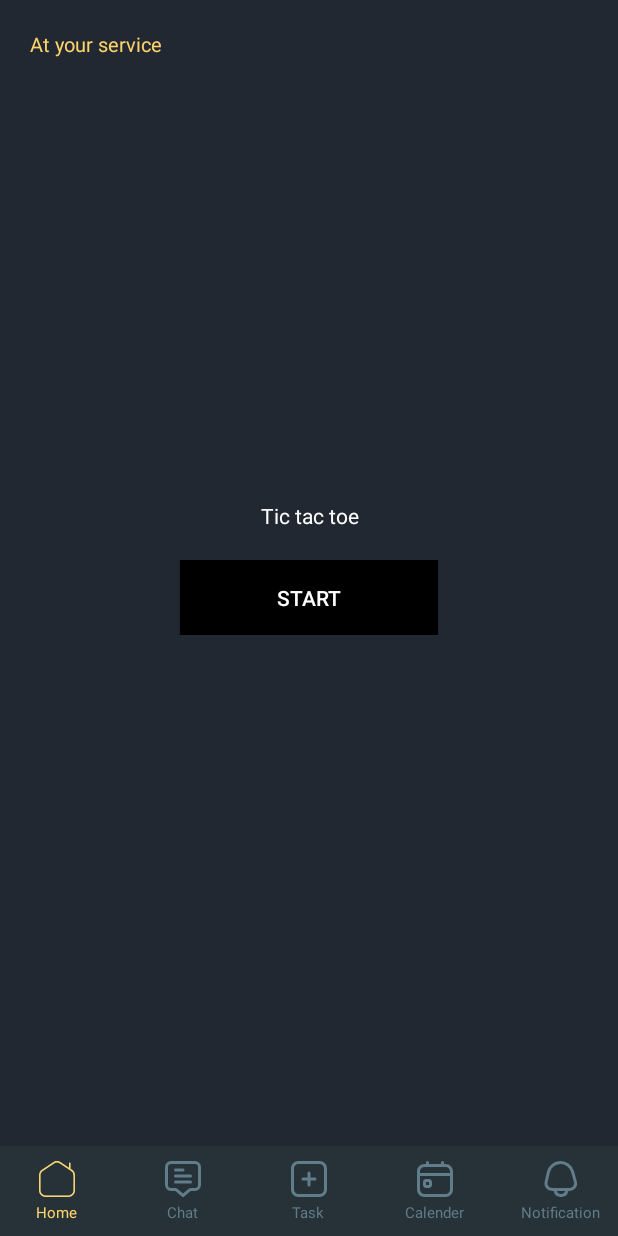
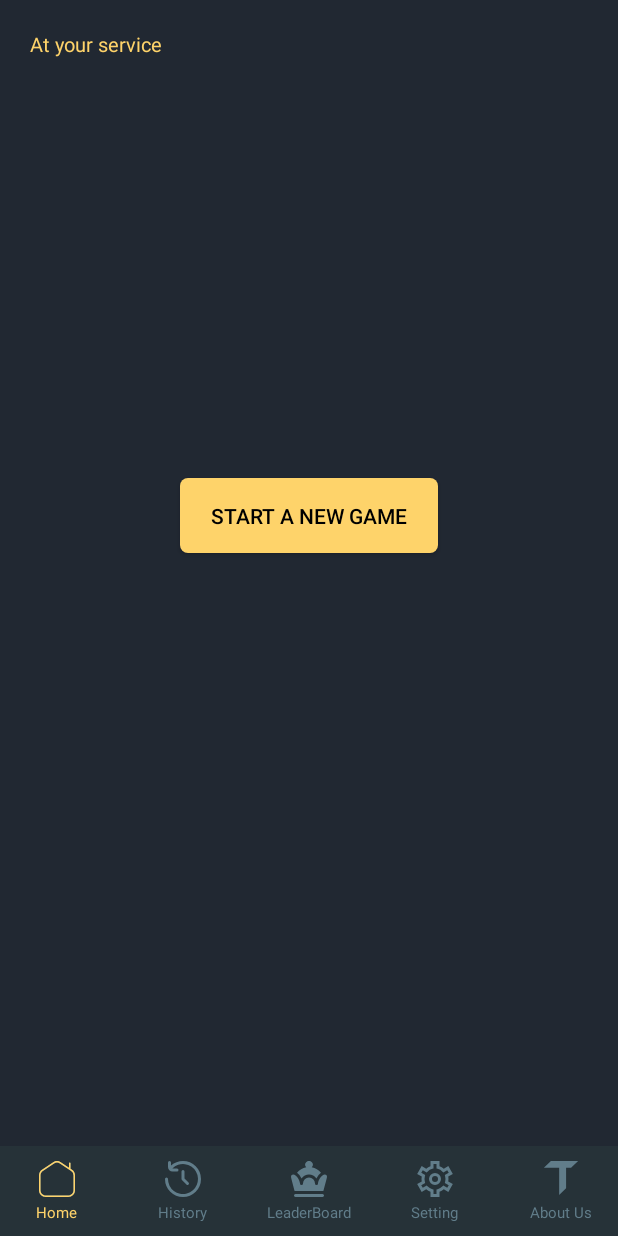
Before and after one commit to TarunSingh2002/Tic-Tac-Toe, an Android app: the MainActivity2 screen opened directly, with no data from a screen before it, on a phone screen of 412 x 824 dp. Run offline under Robolectric (Android 15) with nearby library versions, the phone set to English and light mode, and no system bars; our stand-ins replace Firebase (no records; nobody signed in at launch, a user with empty details on screens opened directly).

Commit message:
commit number 6-stable

```diff
--- /dev/null
+++ b/app/src/main/res/drawable/history_unfocused.xml
@@ -0,0 +1,12 @@
+<vector xmlns:android="http://schemas.android.com/apk/res/android"
+    android:width="512dp"
+    android:height="512dp"
+    android:viewportWidth="24"
+    android:viewportHeight="24">
+  <path
+      android:pathData="M12,0a11.972,11.972 0,0 0,-8 3.073V1a1,1 0,0 0,-2 0v3a3,3 0,0 0,3 3h3a1,1 0,0 0,0 -2H5a0.854,0.854 0,0 1,-0.1 -0.021A9.987,9.987 0,1 1,2 12a1,1 0,0 0,-2 0A12,12 0,1 0,12 0Z"
+      android:fillColor="#617d8a"/>
+  <path
+      android:pathData="M12,6a1,1 0,0 0,-1 1v5a1,1 0,0 0,0.293 0.707l3,3a1,1 0,0 0,1.414 -1.414L13,11.586V7a1,1 0,0 0,-1 -1Z"
+      android:fillColor="#617d8a"/>
+</vector>
--- /dev/null
+++ b/app/src/main/res/drawable/leader_board_unfocused.xml
@@ -0,0 +1,9 @@
+<vector xmlns:android="http://schemas.android.com/apk/res/android"
+    android:width="512dp"
+    android:height="512dp"
+    android:viewportWidth="24"
+    android:viewportHeight="24">
+  <path
+      android:pathData="M4.009,7.881a10.363,10.363 0,0 1,6.15 -3.7,2.5 2.5,0 1,1 3.682,0 10.363,10.363 0,0 1,6.15 3.7,10.048 10.048,0 0,0 -3.054,3.719 5.995,5.995 0,0 0,-9.875 0,10.036 10.036,0 0,0 -3.053,-3.719ZM21.032,22L2.968,22A1,1 0,0 0,3 24h18a1,1 0,0 0,0.032 -2ZM21.585,20S24,11.252 24,10.5A1.449,1.449 0,0 0,22.5 9c-2,0 -4.5,3.855 -4.5,6a1,1 0,0 1,-2 0,4 4,0 0,0 -8,0 1,1 0,0 1,-2 0c0,-2.145 -2.5,-6 -4.5,-6A1.449,1.449 0,0 0,0 10.5c0,0.752 2.415,9.5 2.415,9.5Z"
+      android:fillColor="#617d8a"/>
+</vector>
--- /dev/null
+++ b/app/src/main/res/drawable/logo_unfocused.xml
@@ -0,0 +1,9 @@
+<vector xmlns:android="http://schemas.android.com/apk/res/android"
+    android:width="166dp"
+    android:height="144dp"
+    android:viewportWidth="166"
+    android:viewportHeight="144">
+  <path
+      android:pathData="M4,26.91L36.55,0H162L129.45,26.91H106.49V109.47L74.56,136V26.91H4Z"
+      android:fillColor="#617d8a"/>
+</vector>
--- /dev/null
+++ b/app/src/main/res/drawable/setting_icon.xml
@@ -0,0 +1,4 @@
+<vector android:height="24dp" android:viewportHeight="24"
+    android:viewportWidth="24" android:width="24dp" xmlns:android="http://schemas.android.com/apk/res/android">
+    <path android:fillColor="#617d8a" android:pathData="M15,24L9,24v-3.513a9,9 0,0 1,-2.849 -1.646L3.107,20.6l-3,-5.2 3.043,-1.755a9.1,9.1 0,0 1,0 -3.29L0.107,8.6l3,-5.2 3.044,1.759A9,9 0,0 1,9 3.513L9,0h6v3.513a9,9 0,0 1,2.849 1.646L20.893,3.4l3,5.2 -3.043,1.755a9.1,9.1 0,0 1,0 3.29l3.043,1.755 -3,5.2 -3.044,-1.758A9,9 0,0 1,15 20.487ZM11,22h2v-3.027l0.751,-0.194a6.984,6.984 0,0 0,3.243 -1.879l0.543,-0.553 2.623,1.515 1,-1.732 -2.62,-1.513 0.206,-0.746a7.048,7.048 0,0 0,0 -3.75l-0.206,-0.746 2.62,-1.513 -1,-1.732 -2.623,1.519 -0.543,-0.549a6.984,6.984 0,0 0,-3.243 -1.875L13,5.027L13,2h-2v3.027l-0.751,0.194A6.984,6.984 0,0 0,7.006 7.1l-0.543,0.553L3.84,6.134l-1,1.732 2.62,1.513 -0.206,0.746a7.048,7.048 0,0 0,0 3.75l0.206,0.746 -2.62,1.513 1,1.732 2.623,-1.515 0.543,0.553a6.984,6.984 0,0 0,3.243 1.875l0.751,0.194ZM12,16a4,4 0,1 1,4 -4,4 4,0 0,1 -4,4ZM12,10a2,2 0,1 0,2 2,2 2,0 0,0 -2,-2Z"/>
+</vector>
--- a/app/src/main/res/layout/activity_main2.xml
+++ b/app/src/main/res/layout/activity_main2.xml
@@ -57,23 +57,23 @@
                         android:id="@+id/imageViewAvatar"/>
                 </LinearLayout>
             </LinearLayout>
-            <TextView
+            <LinearLayout
                 android:layout_width="match_parent"
-                android:layout_height="wrap_content"
+                android:layout_height="500dp"
                 android:gravity="center"
-                android:text="Tic tac toe"
-                android:textColor="@color/white"
-                android:layout_marginTop="250dp"/>
+                android:orientation="vertical">
                 <androidx.appcompat.widget.AppCompatButton
                     android:id="@+id/buttonEnter"
                     android:layout_width="match_parent"
                     android:layout_height="50dp"
                     android:layout_marginTop="20dp"
-                android:text="Start"
-                android:background="@color/black"
+                    android:text="Start a new Game"
+                    android:layout_gravity="center"
+                    android:background="@drawable/button_style_three"
                     android:layout_marginStart="120dp"
+                    android:textColor="@color/black"
                     android:layout_marginEnd="120dp"/>
-
+            </LinearLayout>
         </LinearLayout>
     </ScrollView>
     <androidx.constraintlayout.widget.ConstraintLayout
@@ -126,12 +126,12 @@
                 android:layout_height="24dp"
                 android:layout_gravity="center"
                 android:layout_marginBottom="3dp"
-                android:background="@drawable/chat_unfocused"/>
+                android:background="@drawable/history_unfocused"/>
             <TextView
                 android:id="@+id/textViewChat"
                 android:layout_width="wrap_content"
                 android:layout_height="14dp"
-                android:text="Chat"
+                android:text="History"
                 android:textSize="10sp"
                 android:layout_gravity="center"
                 android:textColor="@color/unFocusedBlue"/>
@@ -145,19 +145,20 @@
             app:layout_constraintBottom_toBottomOf="parent"
             app:layout_constraintStart_toEndOf="@+id/f2"
             app:layout_constraintEnd_toStartOf="@+id/f4"
-            android:padding="2dp">
+            android:paddingBottom="2dp"
+            android:paddingTop="2dp">
             <ImageView
                 android:id="@+id/imageViewTask"
                 android:layout_width="24dp"
                 android:layout_height="24dp"
                 android:layout_gravity="center"
                 android:layout_marginBottom="3dp"
-                android:background="@drawable/add_unfocused"/>
+                android:background="@drawable/leader_board_unfocused"/>
             <TextView
                 android:id="@+id/textViewTask"
                 android:layout_width="wrap_content"
                 android:layout_height="14dp"
-                android:text="Task"
+                android:text="LeaderBoard"
                 android:textSize="10sp"
                 android:layout_gravity="center"
                 android:textColor="@color/unFocusedBlue"/>
@@ -178,12 +179,12 @@
                 android:layout_height="24dp"
                 android:layout_gravity="center"
                 android:layout_marginBottom="3dp"
-                android:background="@drawable/calender_unfocused"/>
+                android:background="@drawable/setting_icon"/>
             <TextView
                 android:id="@+id/textViewCalender"
                 android:layout_width="wrap_content"
                 android:layout_height="14dp"
-                android:text="Calender"
+                android:text="Setting"
                 android:textSize="10sp"
                 android:layout_gravity="center"
                 android:textColor="@color/unFocusedBlue"/>
@@ -203,15 +204,16 @@
                 android:layout_height="24dp"
                 android:layout_gravity="center"
                 android:layout_marginBottom="3dp"
-                android:background="@drawable/notification_unfocused"/>
+                android:background="@drawable/logo_unfocused"/>
+
             <TextView
                 android:id="@+id/textViewNotification"
                 android:layout_width="wrap_content"
-                android:layout_height="14dp"
-                android:text="Notification"
-                android:textSize="10sp"
+                android:layout_height="wrap_content"
                 android:layout_gravity="center"
-                android:textColor="@color/unFocusedBlue"/>
+                android:text="About Us"
+                android:textColor="@color/unFocusedBlue"
+                android:textSize="10sp" />
         </LinearLayout>
     </androidx.constraintlayout.widget.ConstraintLayout>
 </androidx.constraintlayout.widget.ConstraintLayout>
```
Lines whose indentation alone changed are shown as unchanged.
